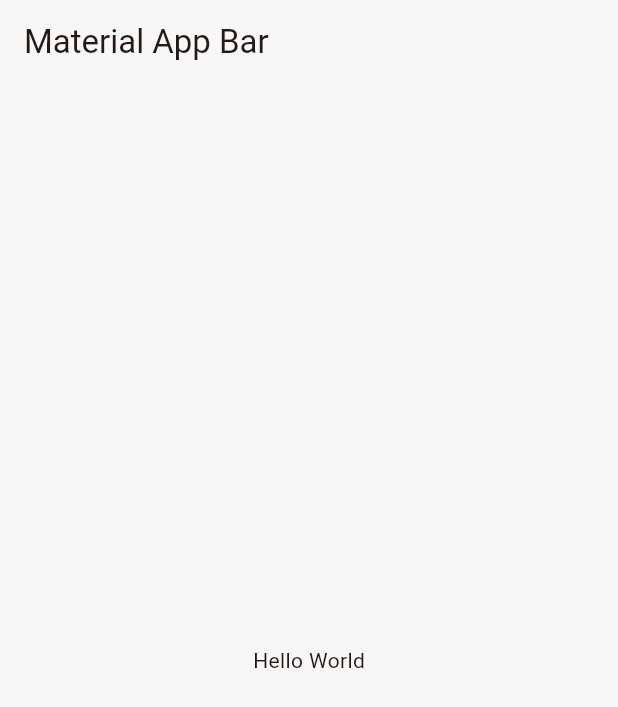
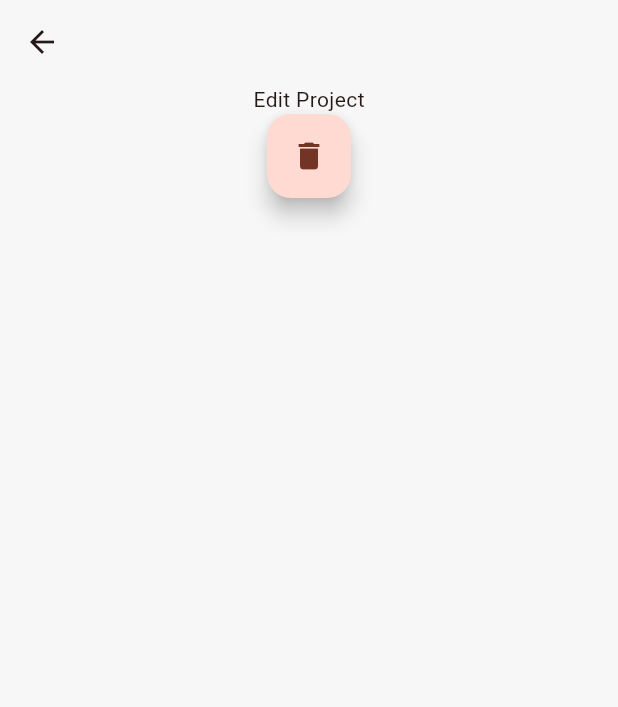
Before and after one commit to EmpatiaIndustries/Tasks-App-Riverpod-with-Isar, a Flutter app: the EditProjectScreen screen opened by its route, on a phone screen of 412 x 824 dp. Shown: the top 707 px of the screen. Run offline on Flutter 3.47's test engine with Material 3 defaults, Android fonts, the phone set to English and light mode, and no system bars; our stand-ins replace animate_do, dio, flutter_riverpod, go_router, isar, riverpod_annotation and 1 more; accounts and stored records are empty; generated files the repository leaves out were written again.

Commit message:
saving changes

```diff
--- a/lib/src/tasks/presentation/screens/edit_project_screen.dart
+++ b/lib/src/tasks/presentation/screens/edit_project_screen.dart
@@ -1,5 +1,7 @@
 import 'package:flutter/material.dart';
 import 'package:flutter_riverpod/flutter_riverpod.dart';
+import 'package:go_router/go_router.dart';
+import 'package:tasks_app/src/tasks/presentation/providers/tasks_providers.dart';
 
 class EditProjectScreen extends ConsumerWidget {
   const EditProjectScreen({super.key});
@@ -9,10 +11,27 @@ class EditProjectScreen extends ConsumerWidget {
     return SafeArea(
       child: Scaffold(
         appBar: AppBar(
-          title: const Text('Material App Bar'),
+          leading: IconButton(
+            icon: const Icon(Icons.arrow_back),
+            onPressed: () {
+              context.go('/');
+            },
+          ),
         ),
-        body: const Center(
-          child: Text('Hello World'),
+        body: Column(
+          children: [
+            const Center(
+              child: Text('Edit Project'),
+            ),
+            //floatingactionbutton with delete icon at the right bottom of the screen
+            FloatingActionButton(
+              onPressed: () {
+                ref.read(tasksProvider.notifier).deleteTask();
+                context.go('/');
+              },
+              child: const Icon(Icons.delete),
+            ),
+          ],
         ),
       ),
     );
```
Also changed, not shown: lib/src/tasks/presentation/providers/tasks_providers.dart (+12 -7 lines), lib/src/tasks/presentation/screens/tasks_screen.dart (+8 -4 lines), lib/src/tasks/presentation/providers/tasks_providers.g.dart, pubspec.lock.
